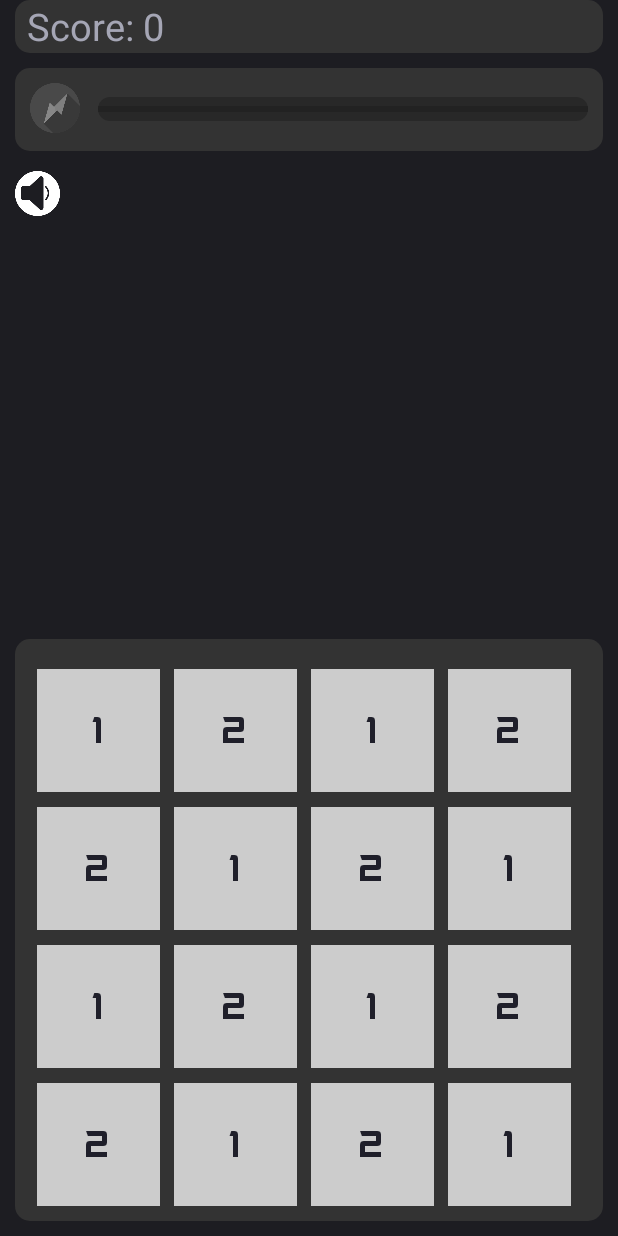
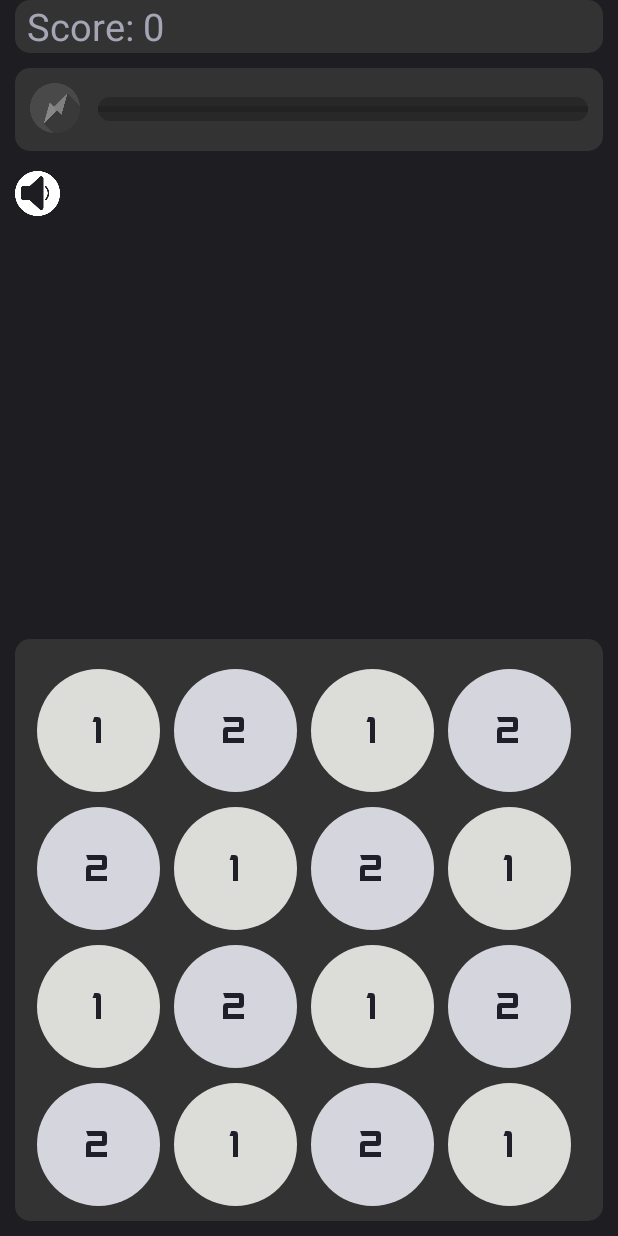
Before and after one commit to TeamoSupremo/GridGambit, an Android app: the GameScreen screen opened directly, with no data from a screen before it, on a phone screen of 412 x 824 dp. Run offline under Robolectric (Android 15) with nearby library versions, the phone set to English and light mode, and no system bars.

Commit message:
grid items now change colour depending on score and have green or red border based on whether they're matchable

```diff
--- a/app/src/main/java/com/example/gridgambit/GameScreen.java
+++ b/app/src/main/java/com/example/gridgambit/GameScreen.java
@@ -7,8 +7,11 @@ import androidx.constraintlayout.widget.ConstraintLayout;
 import android.annotation.SuppressLint;
 import android.app.Activity;
 import android.content.ClipData;
+import android.content.res.ColorStateList;
 import android.graphics.Color;
+import android.graphics.PorterDuff;
 import android.graphics.Typeface;
+import android.graphics.drawable.Drawable;
 import android.os.Build;
 import android.os.Bundle;
 import android.util.DisplayMetrics;
@@ -19,7 +22,10 @@ import android.view.MotionEvent;
 import android.view.View;
 import android.view.ViewGroup;
 import android.widget.Button;
+import android.widget.CheckBox;
+import android.widget.CompoundButton;
 import android.widget.LinearLayout;
+import android.widget.TextView;
 
 import org.json.JSONException;
 
@@ -34,7 +40,7 @@ public class GameScreen extends AppCompatActivity {
     private Activity gs;
 
     @RequiresApi(api = Build.VERSION_CODES.N)
-    @SuppressLint("ClickableViewAccessibility")
+    @SuppressLint({"ClickableViewAccessibility", "RestrictedApi"})
     @Override
     protected void onCreate(Bundle savedInstanceState) {
         gs = this;
@@ -93,7 +99,6 @@ public class GameScreen extends AppCompatActivity {
             DisplayMetrics displayMetrics = new DisplayMetrics();
             getWindowManager().getDefaultDisplay().getMetrics(displayMetrics);
             int width = displayMetrics.widthPixels;
-            System.out.println(width);
 
             // Set grid items to be 80% of screen width
             int newWidth = (int) (width * 0.8) / Level.LevelInfo.gridSize;
@@ -107,37 +112,37 @@ public class GameScreen extends AppCompatActivity {
             LinearLayout.LayoutParams itemParams = new LinearLayout.LayoutParams(newWidth, newHeight);
 
             // Create grid rows
-            // TODO: Change to grid size depending on level
             for (int i = 0; i < Level.LevelInfo.gridSize; i++) {
-                System.out.println(levelUI.gameLayout);
-                System.out.println(i);
                 LinearLayout row = new LinearLayout(this);
                 row.setLayoutParams(params);
                 row.setOrientation(LinearLayout.HORIZONTAL);
 
                 // Fill grid rows
                 for (int j = 0; j < Level.LevelInfo.gridSize; j++) {
-                    // TODO: scale gridItem size based on level
-                    // TODO: create background for gridItem
                     GridTextView gridItem = new GridTextView(this);
                     gridItem.setText(String.format(Locale.getDefault(), "%d", Level.LevelInfo.grid.getInt(j + (i * Level.LevelInfo.gridSize))));
-                    int gridText = j % 2;
                     gridItem.setTextColor(Color.parseColor("#1f1f2a"));
                     // Center text
                     gridItem.setGravity(Gravity.CENTER);
                     gridItem.setTextSize(textSize);
-                    gridItem.setBackgroundColor(Color.LTGRAY);
+                    // TODO: fix text tize using "setAutoSizeTextTypeUniformWithConfiguration"
+                    //gridItem.setAutoSizeTextTypeUniformWithConfiguration(textSize / 3, textSize, 15, TypedValue.COMPLEX_UNIT_PX);
                     gridItem.setMaxLines(1);
                     gridItem.setTypeface(face);
                     gridItem.setLayoutParams(itemParams);
                     itemParams.leftMargin = (int) ((width * ITEM_MARGIN_MODIFIER) / Level.LevelInfo.gridSize);
                     itemParams.rightMargin = (int) ((width * ITEM_MARGIN_MODIFIER) / Level.LevelInfo.gridSize);
                     itemParams.topMargin = (int) ((width * ITEM_MARGIN_MODIFIER_TOP) / Level.LevelInfo.gridSize);
+                    gridItem.setBackground(getDrawable(R.drawable.grid_item));
+                    //add colour filter to background for match colouring
+                    gridItem.getBackground().setColorFilter(Color.rgb(gridItem.redInBackground, gridItem.greenInBackground, gridItem.blueInBackground), PorterDuff.Mode.OVERLAY);
                     gridItem.xLocation = j;
                     gridItem.yLocation = i;
                     gridItem.setOnTouchListener(new gridTouchListener());
                     gridItem.setOnDragListener(new gridDragListener());
+                    GridUtil.updateGridItemColour(gridItem);
                     row.addView(gridItem);
+                    row.setBaselineAligned(false);
                 }
                 levelUI.gameLayout.addView(row);
             }
@@ -158,6 +163,9 @@ public class GameScreen extends AppCompatActivity {
         }
         LinearLayout chargeBar = findViewById(R.id.charge_bar_layout);
         LinearLayout chargeBarParent = (LinearLayout) chargeBar.getParent();
+        if(Player.PlayerInfo.level < 4 && !Player.PlayerInfo.isEndless) {
+            chargeBarParent.removeView(chargeBar);
+        }
         //if player is passed level 3 then add the charge bar back
         if(Player.PlayerInfo.level >= 3 && chargeBar.getParent() == null){
             chargeBarParent.addView(chargeBar);
@@ -200,10 +208,16 @@ public class GameScreen extends AppCompatActivity {
                     switch(movingSquare.matches) {
                         case 0:
                         if (GridUtil.matchCanBeMadeWith(movingSquare, movingSquare, goalSquare, nextMatchNumber)) {
+                            updateBackgroundAndFilter(getDrawable(R.drawable.grid_item_good), movingSquare);
+                            updateBackgroundAndFilter(getDrawable(R.drawable.grid_item_good), goalSquare);
                             movingSquare.firstMatch = goalSquare.getValue();
                             movingSquare.firstMatchObject = goalSquare;
                             movingSquare.matches++;
                             return true;
+                        } else {
+                            if (goalSquare != movingSquare) {
+                                updateBackgroundAndFilter(getDrawable(R.drawable.grid_item_bad), goalSquare);
+                            }
                         }
                             break;
                         case 1:
@@ -215,6 +229,8 @@ public class GameScreen extends AppCompatActivity {
                                 return true;
                             }
                             else {
+                                updateBackgroundAndFilter(getDrawable(R.drawable.grid_item), movingSquare.firstMatchObject);
+                                updateBackgroundAndFilter(getDrawable(R.drawable.grid_item_bad), goalSquare);
                                 movingSquare.matches--;
                             }
                             break;
@@ -227,6 +243,9 @@ public class GameScreen extends AppCompatActivity {
                                 return true;
                             }
                             else {
+                                updateBackgroundAndFilter(getDrawable(R.drawable.grid_item), movingSquare.firstMatchObject);
+                                updateBackgroundAndFilter(getDrawable(R.drawable.grid_item), movingSquare.secondMatchObject);
+                                updateBackgroundAndFilter(getDrawable(R.drawable.grid_item_bad), goalSquare);
                                 movingSquare.matches--;
                             }
                             break;
@@ -235,13 +254,20 @@ public class GameScreen extends AppCompatActivity {
                                 movingSquare.matches++;
                                 return true;
                             } else {
+                                updateBackgroundAndFilter(getDrawable(R.drawable.grid_item), movingSquare.firstMatchObject);
+                                updateBackgroundAndFilter(getDrawable(R.drawable.grid_item), movingSquare.secondMatchObject);
+                                updateBackgroundAndFilter(getDrawable(R.drawable.grid_item), movingSquare.thirdMatchObject);
+                                updateBackgroundAndFilter(getDrawable(R.drawable.grid_item_bad), goalSquare);
                                 movingSquare.matches--;
                             }
                             return true;
                     }
                     return true;
                 case DragEvent.ACTION_DRAG_EXITED:
-                    // TODO: Matching object needs to be unassigned if receding
+                    goalSquare = (GridTextView) v;
+                    if (goalSquare != movingSquare.firstMatchObject && goalSquare != movingSquare.secondMatchObject && goalSquare != movingSquare.thirdMatchObject) {
+                        updateBackgroundAndFilter(getDrawable(R.drawable.grid_item), goalSquare);
+                    }
                     return true;
                 case DragEvent.ACTION_DROP:
                     goalSquare = (GridTextView) v;
@@ -258,6 +284,8 @@ public class GameScreen extends AppCompatActivity {
                                 Level.LevelInfo.currentScore += sequence;
                                 Player.PlayerInfo.powerCharge += sequence * 4;
                                 GridUtil.updateUI(levelUI, getApplicationContext());
+                                GridUtil.updateGridItemColour(movingSquare);
+                                GridUtil.updateGridItemColour(goalSquare);
                             }
                             break;
                         case 2:
@@ -271,6 +299,9 @@ public class GameScreen extends AppCompatActivity {
                                 Level.LevelInfo.currentScore += sequence;
                                 Player.PlayerInfo.powerCharge += sequence * 4;
                                 GridUtil.updateUI(levelUI, getApplicationContext());
+                                GridUtil.updateGridItemColour(goalSquare);
+                                GridUtil.updateGridItemColour(movingSquare);
+                                GridUtil.updateGridItemColour(movingSquare.firstMatchObject);
                             }
                             break;
                         case 3:
@@ -284,6 +315,10 @@ public class GameScreen extends AppCompatActivity {
                                 Level.LevelInfo.currentScore += sequence;
                                 Player.PlayerInfo.powerCharge += sequence * 4;
                                 GridUtil.updateUI(levelUI, getApplicationContext());
+                                GridUtil.updateGridItemColour(goalSquare);
+                                GridUtil.updateGridItemColour(movingSquare);
+                                GridUtil.updateGridItemColour(movingSquare.firstMatchObject);
+                                GridUtil.updateGridItemColour(movingSquare.secondMatchObject);
                             }
                             break;
                     }
@@ -316,6 +351,8 @@ public class GameScreen extends AppCompatActivity {
                     return true;
                 case DragEvent.ACTION_DRAG_ENDED:
                     goalSquare = (GridTextView) v;
+                    goalSquare.setBackground(getDrawable(R.drawable.grid_item));
+                    GridUtil.updateGridItemColour(goalSquare);
                     return true;
                 default:
                     break;
@@ -332,4 +369,9 @@ public class GameScreen extends AppCompatActivity {
     public void muteSound(View view){
         SoundManager.muteSound(view, gs, getApplicationContext());
     }
+
+    void updateBackgroundAndFilter(Drawable background, GridTextView gridItem){
+        gridItem.setBackground(background);
+        gridItem.getBackground().setColorFilter(Color.rgb(gridItem.redInBackground, gridItem.greenInBackground, gridItem.blueInBackground), PorterDuff.Mode.OVERLAY);
+    }
 }
--- a/app/src/main/java/com/example/gridgambit/GridTextView.java
+++ b/app/src/main/java/com/example/gridgambit/GridTextView.java
@@ -13,6 +13,10 @@ public class GridTextView extends AppCompatTextView {
     int firstMatch = 0;
     int secondMatch = 0;
     int thirdMatch = 0;
+    int redInBackground = 192;
+    int greenInBackground = 192;
+    int blueInBackground = 182;
+
 
     GridTextView firstMatchObject;
     GridTextView secondMatchObject;
--- a/app/src/main/java/com/example/gridgambit/GridUtil.java
+++ b/app/src/main/java/com/example/gridgambit/GridUtil.java
@@ -6,6 +6,7 @@ import android.app.Activity;
 import android.content.Context;
 import android.content.Intent;
 import android.graphics.Color;
+import android.graphics.PorterDuff;
 import android.os.Build;
 import android.util.Log;
 import android.util.TypedValue;
@@ -372,6 +373,53 @@ public class GridUtil {
         }
     }
 
+    //changes colour based on value in gridItem
+    public static void updateGridItemColour(GridTextView gridItem){
+        //blue
+        if(gridItem.getValue() <= 12){
+            gridItem.redInBackground = (200 - gridItem.getValue() * 15);
+            gridItem.greenInBackground = (200 - gridItem.getValue() * 15);
+            gridItem.blueInBackground = (gridItem.getValue() * 8 + 180);
+
+            if(gridItem.blueInBackground >= 255){
+
+                gridItem.blueInBackground = 255;
+            }
+        }
+        //purple
+        else if(gridItem.getValue() <= 24){
+            gridItem.redInBackground = (gridItem.getValue() * 8);
+            gridItem.greenInBackground = 50;
+            gridItem.blueInBackground = 255;
+
+        }
+        //red
+        else if(gridItem.getValue() <= 36){
+            gridItem.redInBackground = (50 + gridItem.getValue() * 5);
+            gridItem.greenInBackground = 0;
+            gridItem.blueInBackground = (int) (255 * (1 - (gridItem.getValue() / 36.0)));
+        }
+        //orange
+        else if(gridItem.getValue() <= 48){
+            gridItem.redInBackground = 255;
+            gridItem.greenInBackground = ((gridItem.getValue() - 36) * 15);
+            gridItem.blueInBackground = 0;
+
+            if(gridItem.greenInBackground >= 255){
+
+                gridItem.greenInBackground = 255;
+            }
+        }
+        //yellow -> white
+        else{
+            gridItem.redInBackground = 255;
+            gridItem.greenInBackground = 180;
+            gridItem.blueInBackground = gridItem.getValue() / 10;
+        }
+
+        gridItem.getBackground().setColorFilter(Color.rgb(gridItem.redInBackground, gridItem.greenInBackground, gridItem.blueInBackground), PorterDuff.Mode.OVERLAY);
+    }
+
 
     @RequiresApi(api = Build.VERSION_CODES.LOLLIPOP)
     public static void executeCharge(View view, Level levelUI, Context context){
--- /dev/null
+++ b/app/src/main/res/drawable/grid_item.xml
@@ -0,0 +1,18 @@
+<?xml version="1.0" encoding="utf-8"?>
+<shape xmlns:android="http://schemas.android.com/apk/res/android" android:shape="oval" >
+    <corners
+        android:radius="0dp"
+        />
+    <solid
+        android:color="#c0c0b6"
+        />
+    <padding
+        android:left="0dp"
+        android:top="0dp"
+        android:right="0dp"
+        android:bottom="0dp"
+        />
+    <size
+        android:width="120dp"
+        android:height="120dp"/>
+</shape>
--- /dev/null
+++ b/app/src/main/res/drawable/grid_item_bad.xml
@@ -0,0 +1,22 @@
+<?xml version="1.0" encoding="utf-8"?>
+<shape xmlns:android="http://schemas.android.com/apk/res/android" android:shape="oval" >
+    <corners
+        android:radius="0dp"
+        />
+    <solid
+        android:color="#c0c0b6"
+        />
+    <padding
+        android:left="0dp"
+        android:top="0dp"
+        android:right="0dp"
+        android:bottom="0dp"
+        />
+    <stroke
+        android:width="3dp"
+        android:color="#ff3333"
+        />
+    <size
+        android:width="120dp"
+        android:height="120dp"/>
+</shape>
--- /dev/null
+++ b/app/src/main/res/drawable/grid_item_good.xml
@@ -0,0 +1,22 @@
+<?xml version="1.0" encoding="utf-8"?>
+<shape xmlns:android="http://schemas.android.com/apk/res/android" android:shape="oval" >
+    <corners
+        android:radius="0dp"
+        />
+    <solid
+        android:color="#c0c0b6"
+        />
+    <padding
+        android:left="0dp"
+        android:top="0dp"
+        android:right="0dp"
+        android:bottom="0dp"
+        />
+    <stroke
+        android:width="3dp"
+        android:color="#33ff33"
+        />
+    <size
+        android:width="120dp"
+        android:height="120dp"/>
+</shape>
```
